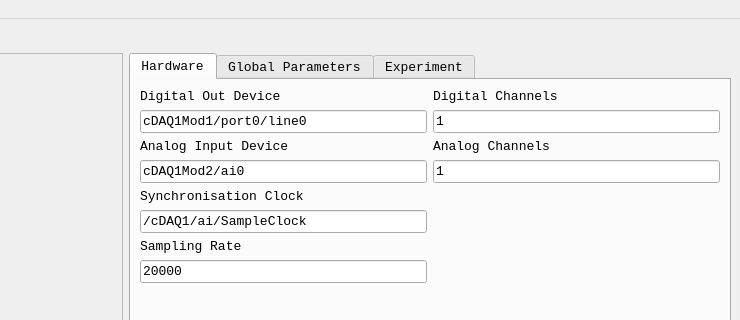
Before: the Qt Designer form PulseBoyUI.ui in tobiasackels/PulseBoy, drawn with Qt 5; both pictures show x 489 to 1229 and y 0 to 320 of the 1229 by 856 pixel window.
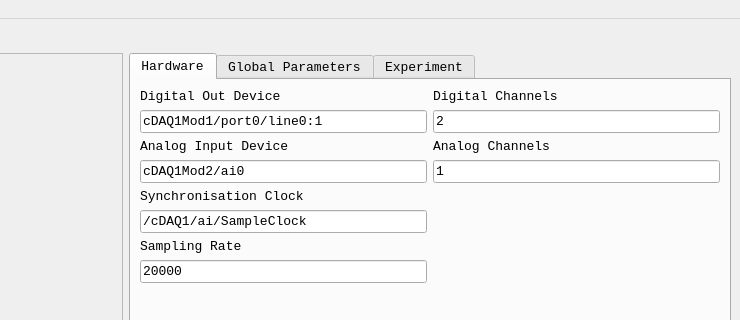
After: the same form once the commit is applied. The open tabs and pages were chosen to show the change. Custom widgets are drawn as their Qt base class.

Commit message: Update to default properties - WARNING: will change your digital input line definitions

The edit to the form file:
```diff
--- a/PulseBoyUI.ui
+++ b/PulseBoyUI.ui
@@ -132,7 +132,7 @@
         <item row="1" column="1">
          <widget class="QLineEdit" name="digitalChannelsEdit">
           <property name="text">
-           <string>1</string>
+           <string>2</string>
           </property>
          </widget>
         </item>
@@ -160,7 +160,7 @@
         <item row="1" column="0">
          <widget class="QLineEdit" name="digitalOutDevEdit">
           <property name="text">
-           <string>cDAQ1Mod1/port0/line0</string>
+           <string>cDAQ1Mod1/port0/line0:1</string>
           </property>
          </widget>
         </item>
```
Left out of the diff: 2 changed lines with no effect on the pictures. The commit also changes 1 other file.
